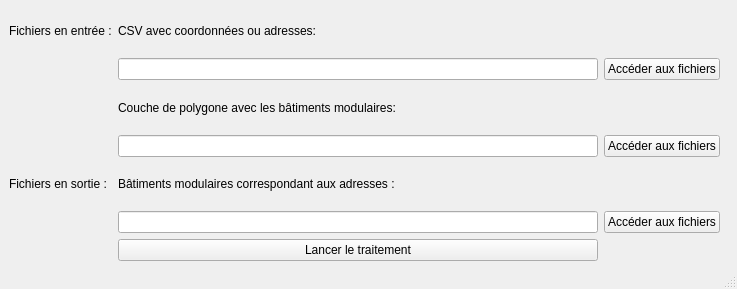
Old version of the form Campospere/interface_extract_bm.ui in the repository OoOLizz4/SelectionBMAdresse.
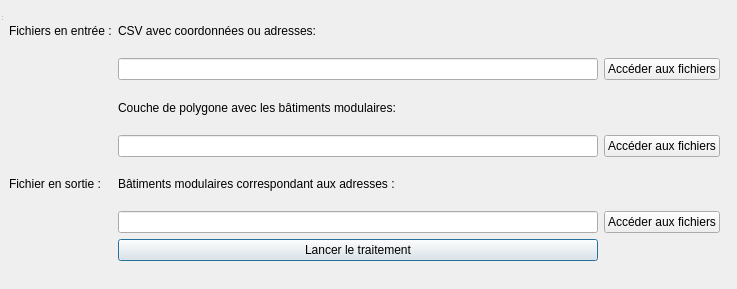
New version of the form.

Commit message: Les fichiers se chargent !

```diff
--- a/Campospere/interface_extract_bm.ui
+++ b/Campospere/interface_extract_bm.ui
@@ -1,7 +1,7 @@
 <?xml version="1.0" encoding="UTF-8"?>
 <ui version="4.0">
- <class>Traitement</class>
- <widget class="QMainWindow" name="Traitement">
+ <class>Dialog</class>
+ <widget class="QDialog" name="Dialog">
   <property name="geometry">
    <rect>
     <x>0</x>
@@ -34,7 +34,7 @@
      <item row="4" column="0">
       <widget class="QLabel" name="label_4">
        <property name="text">
-        <string>Fichiers en sortie :</string>
+        <string>Fichier en sortie :</string>
        </property>
       </widget>
      </item>
```
The commit also changes 1 other file.
